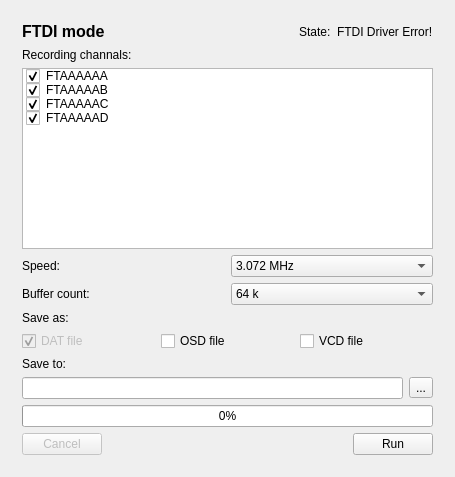
First picture: the form in mainwindow.ui, repository f0ma/quick-logic-sniffer, before the edit.
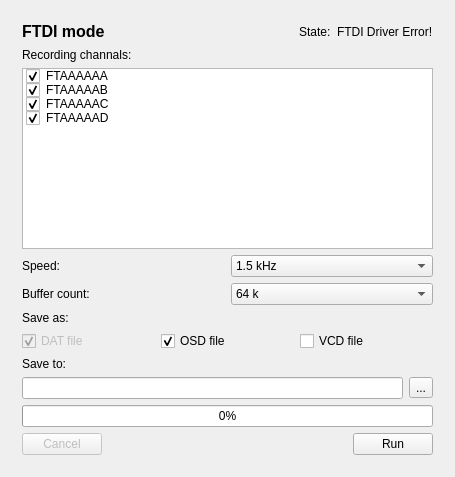
Second picture: the form after the edit.

What changed in the file:
```diff
--- a/mainwindow.ui
+++ b/mainwindow.ui
@@ -251,11 +251,11 @@
           <item>
            <widget class="QComboBox" name="cbSpeed_Ftdi">
             <property name="currentIndex">
-             <number>7</number>
+             <number>0</number>
             </property>
             <item>
              <property name="text">
-              <string>4.8 kHz</string>
+              <string>1.5 kHz</string>
              </property>
             </item>
             <item>
@@ -290,7 +290,7 @@
             </item>
             <item>
              <property name="text">
-              <string>3.072 MHz</string>
+              <string>96 kHz</string>
              </property>
             </item>
             <item>
@@ -410,6 +410,9 @@
             <property name="text">
              <string>OSD file</string>
             </property>
+            <property name="checked">
+             <bool>true</bool>
+            </property>
            </widget>
           </item>
           <item>
```
Left out of the diff: 27 changed lines with no effect on the pictures.
